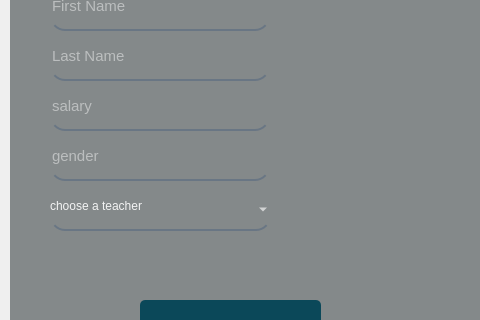
Before: the Qt Designer form UIs/assistant_add.ui in IxBahy/EDU-center-system, drawn with Qt 5; both pictures show x 0 to 480 and y 140 to 460 of the 800 by 600 pixel window.
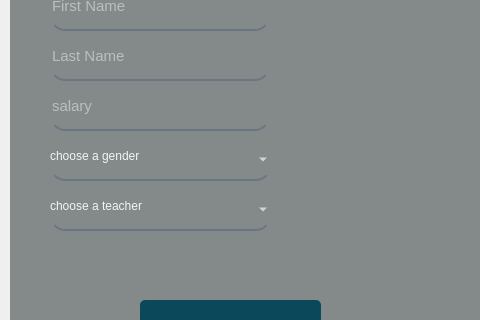
After: the same form once the commit is applied.

Patch:
```diff
--- a/UIs/assistant_add.ui
+++ b/UIs/assistant_add.ui
@@ -316,31 +316,6 @@
       <string>salary</string>
      </property>
     </widget>
-    <widget class="QLineEdit" name="gender">
-     <property name="geometry">
-      <rect>
-       <x>40</x>
-       <y>270</y>
-       <width>220</width>
-       <height>41</height>
-      </rect>
-     </property>
-     <property name="font">
-      <font>
-       <pointsize>11</pointsize>
-      </font>
-     </property>
-     <property name="styleSheet">
-      <string notr="true">background-color: rgba(0, 0, 0,0);
-border:none;
-border-bottom:2px solid rgba(105,118,132,255);
-color:rgba(255, 255, 255,230);
-padding-bottom:7px;</string>
-     </property>
-     <property name="placeholderText">
-      <string>gender</string>
-     </property>
-    </widget>
     <widget class="QLineEdit" name="last_Name">
      <property name="geometry">
       <rect>
@@ -434,6 +409,38 @@
       </property>
      </item>
     </widget>
+    <widget class="QComboBox" name="gender">
+     <property name="geometry">
+      <rect>
+       <x>40</x>
+       <y>270</y>
+       <width>221</width>
+       <height>41</height>
+      </rect>
+     </property>
+     <property name="styleSheet">
+      <string notr="true">background-color: rgba(0, 0, 0,0);
+border:none;
+border-bottom:2px solid rgba(105,118,132,255);
+color:rgba(255, 255, 255,230);
+padding-bottom:7px;</string>
+     </property>
+     <item>
+      <property name="text">
+       <string>choose a gender</string>
+      </property>
+     </item>
+     <item>
+      <property name="text">
+       <string>Male</string>
+      </property>
+     </item>
+     <item>
+      <property name="text">
+       <string>Female</string>
+      </property>
+     </item>
+    </widget>
    </widget>
   </widget>
  </widget>
```
Left out of the diff: 1 changed line with no effect on the pictures.
